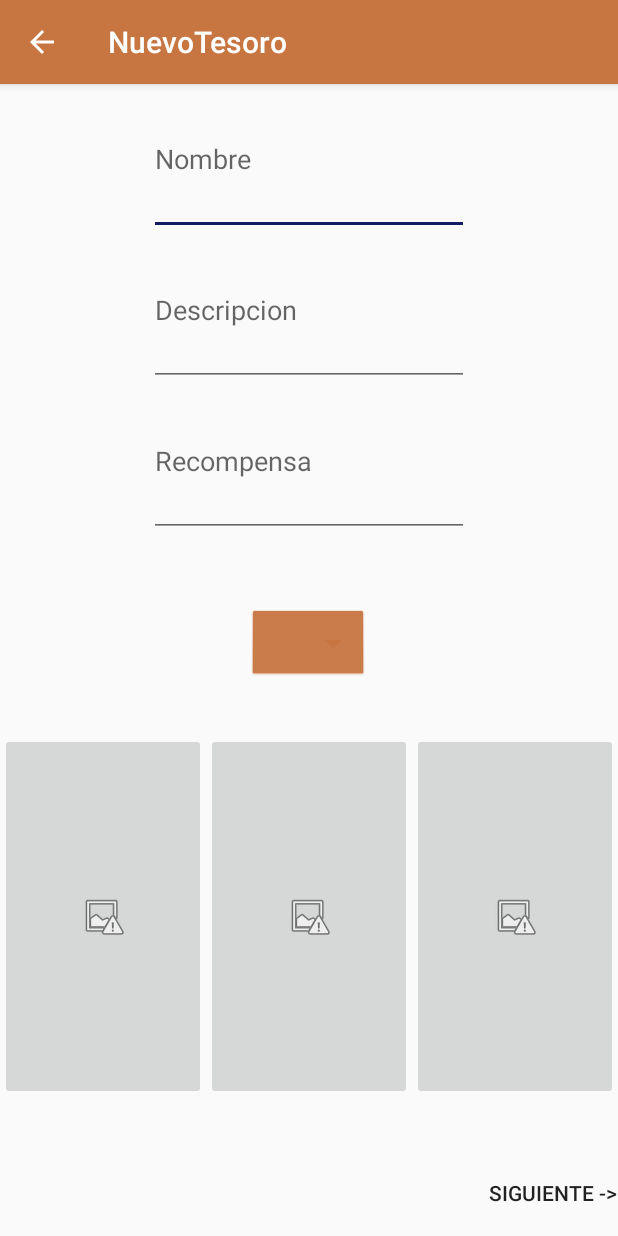
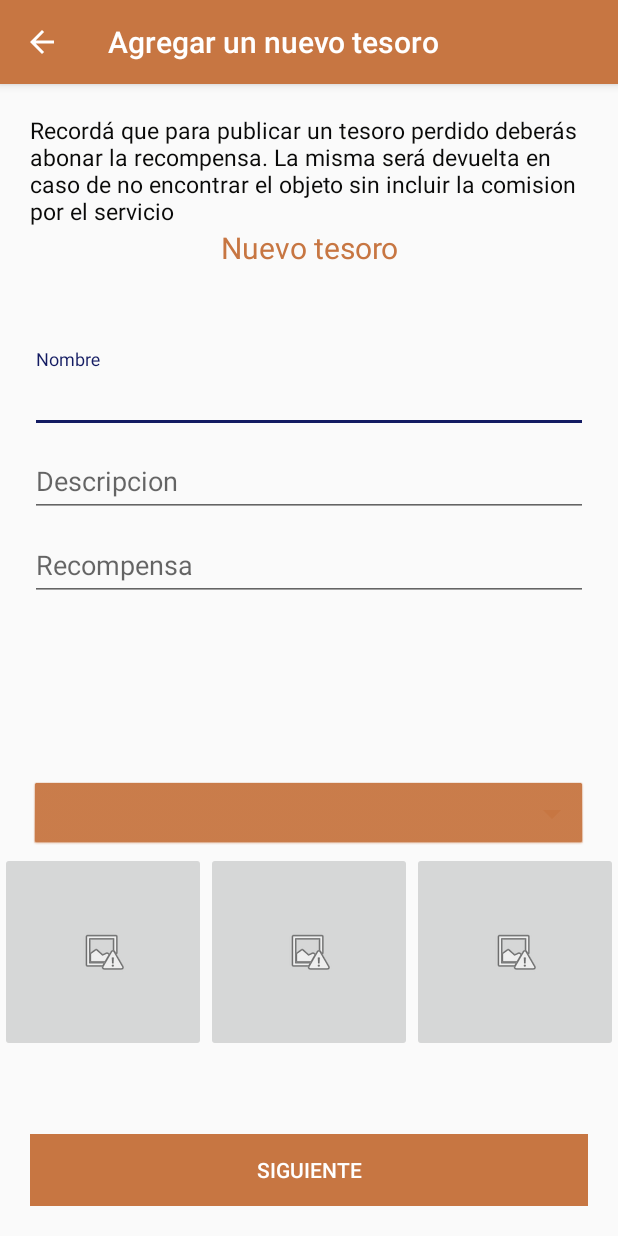
Before and after one commit to julianbermolen/CazaRecompensas, an Android app: the NuevoTesoro screen opened directly, with no data from a screen before it, on a phone screen of 412 x 824 dp. Run offline under Robolectric (Android 15) with nearby library versions, the phone set to English and light mode, and no system bars; libraries missing offline, so code that uses them is left out: com.facebook.

Commit message:
Agrego arreglos a la vista nuevo tesoro

```diff
--- a/app/src/main/java/ar/com/cazarecompensas/cazarecompensas/EncontreTesoro.java
+++ b/app/src/main/java/ar/com/cazarecompensas/cazarecompensas/EncontreTesoro.java
@@ -80,6 +80,8 @@ public class EncontreTesoro extends AppCompatActivity {
                 Comentario comentario = new Comentario();
                 comentario.setComentario(mensaje.getText().toString());
                 comentario.setIdUsuario(usuario.getIdUsuario());
+                comentario.setIdPublicacion(1);
+                comentario.setIdRespuesta(0);
                 Call<ModelResponse> call = service.postMessage(comentario);
                 try {
                    ModelResponse model = call.execute().body();
--- a/app/src/main/java/ar/com/cazarecompensas/cazarecompensas/MainActivity.java
+++ b/app/src/main/java/ar/com/cazarecompensas/cazarecompensas/MainActivity.java
@@ -208,7 +208,7 @@ public class MainActivity extends AppCompatActivity
             this.startActivity(Options);
             return true;
 
-        } else if (id == R.id.nav_busquedas) {
+        } else if (id == R.id.nav_bandejaEntrada) {
             goBandejaDeEntrada();
 
         } else if (id == R.id.nav_misBusquedas) {
--- /dev/null
+++ b/app/src/main/res/drawable/ic_email_black_24dp.xml
@@ -0,0 +1,9 @@
+<vector xmlns:android="http://schemas.android.com/apk/res/android"
+        android:width="24dp"
+        android:height="24dp"
+        android:viewportWidth="24.0"
+        android:viewportHeight="24.0">
+    <path
+        android:fillColor="#FF000000"
+        android:pathData="M20,4L4,4c-1.1,0 -1.99,0.9 -1.99,2L2,18c0,1.1 0.9,2 2,2h16c1.1,0 2,-0.9 2,-2L22,6c0,-1.1 -0.9,-2 -2,-2zM20,8l-8,5 -8,-5L4,6l8,5 8,-5v2z"/>
+</vector>
--- a/app/src/main/res/layout/content_nuevo_tesoro.xml
+++ b/app/src/main/res/layout/content_nuevo_tesoro.xml
@@ -8,61 +8,107 @@
     tools:context="ar.com.cazarecompensas.cazarecompensas.NuevoTesoro"
     tools:showIn="@layout/activity_nuevo_tesoro"
     android:orientation="vertical">
+    <LinearLayout
+        android:layout_width="match_parent"
+        android:layout_height="wrap_content"
+        android:orientation="vertical"
+        android:layout_weight="1">
+        <TextView
+            android:layout_width="match_parent"
+            android:layout_height="wrap_content"
+            android:text="@string/MensajeNuevoTesoro"
+            android:layout_marginLeft="20dp"
+            android:layout_marginRight="20dp"
+            android:layout_marginTop="20dp"
+            android:textColor="@color/colorPrimaryDark"
+            android:textSize="15dp"/>
 
+        <TextView
+            android:layout_width="match_parent"
+            android:layout_height="wrap_content"
+            android:text="@string/TituloNuevoTesoro"
+            android:gravity="center"
+            android:textColor="@color/colorPrimary"
+            android:textSize="20dp"/>
+    </LinearLayout>
 
+    <LinearLayout
+        android:layout_width="match_parent"
+        android:layout_height="wrap_content"
+        android:orientation="vertical"
+        android:layout_weight="2"
+        android:layout_marginBottom="10dp">
+        <android.support.design.widget.TextInputLayout
+            android:layout_width="match_parent"
+            android:layout_height="wrap_content"
+            android:backgroundTint="@color/colorPrimary">
             <EditText
                 android:id="@+id/NombreTesoro"
-        android:layout_width="wrap_content"
+                android:layout_width="match_parent"
                 android:layout_height="wrap_content"
                 android:ems="10"
-        android:layout_weight="1.20"
                 android:inputType="textPersonName"
                 android:hint="Nombre"
+                android:layout_marginLeft="20dp"
+                android:layout_marginRight="20dp"
                 android:layout_gravity="center_horizontal"/>
-
+        </android.support.design.widget.TextInputLayout>
+        <android.support.design.widget.TextInputLayout
+            android:layout_width="match_parent"
+            android:layout_height="wrap_content">
             <EditText
                 android:id="@+id/DescripcionTesoro"
-        android:layout_width="wrap_content"
+                android:layout_width="match_parent"
                 android:layout_height="wrap_content"
                 android:ems="10"
-        android:layout_weight="1.20"
+                android:layout_marginLeft="20dp"
+                android:layout_marginRight="20dp"
                 android:inputType="textPersonName"
                 android:hint="Descripcion"
                 android:layout_gravity="center_horizontal"/>
-
+        </android.support.design.widget.TextInputLayout>
+        <android.support.design.widget.TextInputLayout
+            android:layout_width="match_parent"
+            android:layout_height="wrap_content">
             <EditText
                 android:id="@+id/RecompensaTesoro"
-        android:layout_width="wrap_content"
+                android:layout_width="match_parent"
                 android:layout_height="wrap_content"
                 android:ems="10"
-        android:layout_weight="1.20"
+                android:layout_marginLeft="20dp"
+                android:layout_marginRight="20dp"
                 android:inputType="textPersonName"
                 android:hint="Recompensa"
                 android:layout_gravity="center_horizontal"/>
+        </android.support.design.widget.TextInputLayout>
 
+    </LinearLayout>
+    <LinearLayout
+        android:layout_width="match_parent"
+        android:layout_height="wrap_content"
+        android:orientation="vertical"
+        >
         <Spinner
             android:id="@+id/Categoria"
-        android:layout_width="wrap_content"
+            android:layout_width="match_parent"
             android:layout_height="wrap_content"
-        android:layout_weight="0.05"
-        android:layout_marginTop="70px"
-        android:layout_marginBottom="50px"
+            android:layout_marginRight="20dp"
+            android:layout_marginLeft="20dp"
             android:background="@android:drawable/btn_dropdown"
             android:layout_gravity="center_horizontal"
             android:spinnerMode="dropdown"
             app:backgroundTint="@color/colorPrimary"/>
 
-
+    </LinearLayout>
     <LinearLayout
         android:layout_width="match_parent"
         android:layout_height="wrap_content"
-        android:layout_weight="2.40"
-        android:layout_marginBottom="50px"
-        >
+        android:orientation="horizontal"
+        android:layout_weight="1">
         <ImageButton
             android:id="@+id/foto"
             android:layout_width="match_parent"
-            android:layout_height="match_parent"
+            android:layout_height="wrap_content"
             android:layout_weight="1"
             app:srcCompat="@android:drawable/ic_menu_report_image"
             android:adjustViewBounds="true"/>
@@ -70,7 +116,7 @@
         <ImageButton
             android:id="@+id/foto2"
             android:layout_width="match_parent"
-            android:layout_height="match_parent"
+            android:layout_height="wrap_content"
             android:layout_weight="1"
             app:srcCompat="@android:drawable/ic_menu_report_image"
             android:adjustViewBounds="true"/>
@@ -78,22 +124,29 @@
         <ImageButton
             android:id="@+id/foto3"
             android:layout_width="match_parent"
-            android:layout_height="match_parent"
+            android:layout_height="wrap_content"
             android:layout_weight="1"
             app:srcCompat="@android:drawable/ic_menu_report_image"
             android:adjustViewBounds="true"/>
     </LinearLayout>
-
+    <LinearLayout
+        android:layout_width="match_parent"
+        android:layout_height="wrap_content"
+        android:orientation="vertical"
+        android:layout_marginBottom="20dp">
         <Button
             android:id="@+id/siguientes"
-        android:layout_width="wrap_content"
+            android:layout_width="match_parent"
             android:layout_height="wrap_content"
             android:layout_weight="0.20"
-        android:text="Siguiente ->"
+            android:text="Siguiente"
+            android:layout_marginLeft="20dp"
+            android:layout_marginRight="20dp"
             android:layout_gravity="right"
-        android:background="@null"
+            android:background="@color/colorPrimary"
             android:stateListAnimator="@null"
+            android:textColor="@color/white"
             />
-
+    </LinearLayout>
 
 </LinearLayout>
--- a/app/src/main/res/menu/activity_main_drawer.xml
+++ b/app/src/main/res/menu/activity_main_drawer.xml
@@ -11,9 +11,9 @@
             android:icon="@drawable/ic_add_alert_black_24dp"
             android:title="Nuevo Tesoro" />
         <item
-            android:id="@+id/nav_busquedas"
-            android:icon="@drawable/ic_search_black_24dp"
-            android:title="Nueva busqueda" />
+            android:id="@+id/nav_bandejaEntrada"
+            android:icon="@drawable/ic_email_black_24dp"
+            android:title="Bandeja de entrada" />
         <item
             android:id="@+id/nav_misBusquedas"
             android:icon="@drawable/ic_find_in_page_black_24dp"
--- a/app/src/main/res/values/strings.xml
+++ b/app/src/main/res/values/strings.xml
@@ -15,16 +15,17 @@
     <string name="title_activity_login_activity">Inicio de sesión</string>
     <string name="tituloInicio">CazaRecompensas</string>
     <string name="descripcionInicio">Ayuda a otra persona a encontrar su objeto. Obtenga una bonificación siendo solidario!</string>
-    <string name="title_activity_localizacion">Map</string>
+    <string name="title_activity_localizacion">Mapa del tesoro</string>
 
     <!-- TODO: Remove or change this placeholder text -->
-    <string name="hello_blank_fragment">listaTesoros. Aca hay que realizar la lógica para mostrar las tarjetas</string>
-    <string name="hello_blank_fragment2">MapaTesoros. Esto iría en el segundo sprint</string>
-    <string name="title_activity_nuevo_tesoro">NuevoTesoro</string>
+    <string name="title_activity_nuevo_tesoro">Agregar un nuevo tesoro</string>
     <string name="apiUrl">http://li1166-116.members.linode.com/api/</string>
-    <string name="title_activity_encontre_tesoro">EncontreTesoro</string>
+    <string name="title_activity_encontre_tesoro">Envía un mensaje al dueño</string>
     <string name="title_activity_mapa_nuevo_tesoro"></string>
-    <string name="title_activity_bandeja_entrada">BandejaEntrada</string>
-    <string name="title_activity_list_mensajes">list_mensajes</string>
+    <string name="title_activity_bandeja_entrada">Bandeja de Entrada</string>
 
+
+    <!-- MENSAJES FUNCIONALES DE LA APP -->
+    <string name="MensajeNuevoTesoro">Recordá que para publicar un tesoro perdido deberás abonar la recompensa. La misma será devuelta en caso de no encontrar el objeto sin incluir la comision por el servicio</string>
+    <string name="TituloNuevoTesoro">Nuevo tesoro</string>
 </resources>
```
Lines whose indentation alone changed are shown as unchanged.
